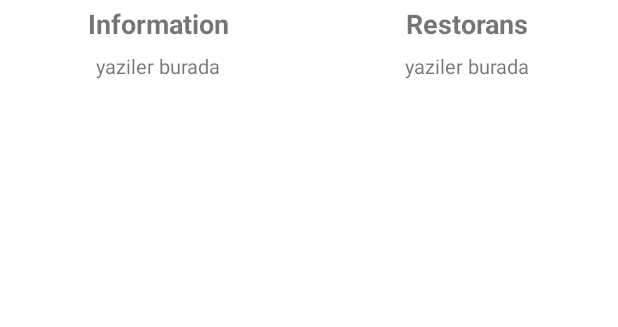
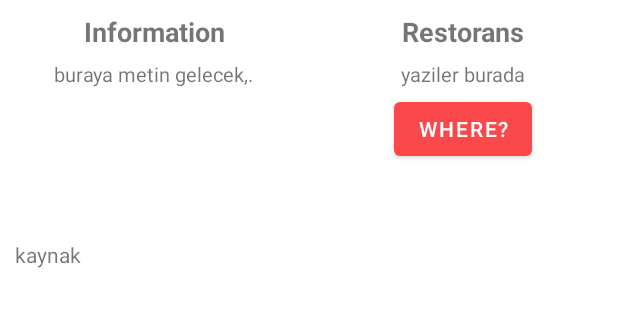
Before and after one commit to CihanEksiogluBloo/TuristUygulamasi, an Android app: the layout foods_recycler_row.xml on its own in the app's theme, with its tools: preview values and no code run, on a phone screen of 412 x 824 dp, the part 279-606 px from its top. Run offline under Robolectric (Android 15) with nearby library versions, the light colour scheme and no system bars.

Commit message:
Foods,Networks Updates

```diff
--- a/app/src/main/java/com/cihan/turistuygulamasi/Adapter/food_adapter.kt
+++ b/app/src/main/java/com/cihan/turistuygulamasi/Adapter/food_adapter.kt
@@ -26,6 +26,7 @@ class food_adapter(var yemeklistesi : ArrayList<Food>) : RecyclerView.Adapter<fo
         holder.itemView.yemekAdiID.text = yemeklistesi[position].yemekIsmi
         holder.itemView.yemekBilgiID.text = yemeklistesi[position].Bilgi
         holder.itemView.yemekRestoranID.text = yemeklistesi[position].restoran
+        holder.itemView.kaynakFoodID.text = yemeklistesi[position].kaynak
         Picasso.get().load(yemeklistesi[position].resimUrl).into(holder.itemView.yemekGorselID)
     }
 
--- a/app/src/main/java/com/cihan/turistuygulamasi/Model/Food.kt
+++ b/app/src/main/java/com/cihan/turistuygulamasi/Model/Food.kt
@@ -1,4 +1,4 @@
 package com.cihan.turistuygulamasi.Model
 
-class Food(val restoran : String, val yemekIsmi : String , val Bilgi : String, val resimUrl : String,val adres : String) {
+class Food(val restoran : String, val yemekIsmi : String , val Bilgi : String, val resimUrl : String,val adres : String, val kaynak : String) {
 }
--- a/app/src/main/java/com/cihan/turistuygulamasi/ViewModelAndFragments/ui/home/HomeViewModel.kt
+++ b/app/src/main/java/com/cihan/turistuygulamasi/ViewModelAndFragments/ui/home/HomeViewModel.kt
@@ -26,7 +26,7 @@ class HomeViewModel : ViewModel() {
 
 
     fun verileriAl(context: Context,collectionPathName : String) {
-
+        database.enableNetwork()
         database.collection(collectionPathName)
             .orderBy("Mekan")
             .addSnapshotListener { snapshot, exception ->
@@ -52,6 +52,8 @@ class HomeViewModel : ViewModel() {
                                 verilistesi.add(indirilenVeri)
                                 datalar.value = verilistesi
                                 progressBar.value = false
+                                database.disableNetwork()
+
 
                             }
 
@@ -59,7 +61,9 @@ class HomeViewModel : ViewModel() {
                         }
                     }
                 }
+
             }
 
     }
+
 }
--- a/app/src/main/java/com/cihan/turistuygulamasi/ViewModelAndFragments/ui/notifications/NotificationsViewModel.kt
+++ b/app/src/main/java/com/cihan/turistuygulamasi/ViewModelAndFragments/ui/notifications/NotificationsViewModel.kt
@@ -15,7 +15,7 @@ class NotificationsViewModel : ViewModel() {
 
 
     fun adviceVerileriAl(context: Context,collectionPathName : String) {
-
+        database.enableNetwork()
         database.collection(collectionPathName)
                 .orderBy("Advices")
                 .addSnapshotListener { snapshot, exception ->
@@ -37,6 +37,7 @@ class NotificationsViewModel : ViewModel() {
                                     verilistesi.add(indirilenVeri)
                                     datalar.value = verilistesi
                                     progressBar.value = false
+                                    database.disableNetwork()
 
                                 }
 
--- a/app/src/main/res/layout/foods_recycler_row.xml
+++ b/app/src/main/res/layout/foods_recycler_row.xml
@@ -1,74 +1,81 @@
 <?xml version="1.0" encoding="utf-8"?>
-<LinearLayout
-    xmlns:android="http://schemas.android.com/apk/res/android"
+<LinearLayout xmlns:android="http://schemas.android.com/apk/res/android"
     xmlns:app="http://schemas.android.com/apk/res-auto"
     android:layout_width="match_parent"
-    android:layout_height="315dp"
+    android:layout_height="wrap_content"
     android:orientation="vertical"
+    android:id="@+id/foodGlobalLayout"
 
 
     >
+
     <TextView
 
         android:id="@+id/yemekAdiID"
         android:layout_width="wrap_content"
         android:layout_height="25dp"
-        android:text="yemek isimi"
-        android:textStyle="bold"
-        android:textSize="18sp"
         android:layout_gravity="center"
         android:layout_margin="5dp"
+        android:text="yemek isimi"
+        android:textSize="18sp"
+        android:textStyle="bold"
 
 
         />
+
     <LinearLayout
         android:layout_width="match_parent"
         android:layout_height="150dp"
-        android:orientation="horizontal"
         android:layout_gravity="top"
-        >
+        android:orientation="horizontal">
 
 
         <ImageView
-            android:layout_gravity="bottom"
             android:id="@+id/yemekGorselID"
             android:layout_width="match_parent"
             android:layout_height="match_parent"
+            android:layout_gravity="bottom"
             app:srcCompat="@drawable/ic_launcher_background">
 
         </ImageView>
 
     </LinearLayout>
+
     <LinearLayout
         android:layout_width="match_parent"
         android:layout_height="150dp"
         android:layout_gravity="bottom"
-        android:orientation="horizontal"
-        >
+        android:orientation="horizontal">
+
         <LinearLayout
             android:layout_width="match_parent"
             android:layout_height="match_parent"
+            android:layout_weight="1"
             android:orientation="horizontal"
+
             >
+
             <LinearLayout
-                android:layout_width="wrap_content"
+                android:layout_width="match_parent"
                 android:layout_height="match_parent"
+                android:layout_margin="5dp"
                 android:layout_weight="1"
                 android:orientation="vertical"
 
 
                 >
+
                 <TextView
 
                     android:layout_width="wrap_content"
                     android:layout_height="wrap_content"
-                    android:text="Information"
                     android:layout_gravity="center"
                     android:layout_margin="3dp"
-                    android:textStyle="bold"
+                    android:text="Information"
+                    android:textSize="18sp"
 
 
-                    android:textSize="18sp"
+                    android:textStyle="bold"
 
                     />
 
@@ -76,55 +83,71 @@
                     android:id="@+id/yemekBilgiID"
                     android:layout_width="wrap_content"
                     android:layout_height="wrap_content"
-                    android:text="yaziler burada"
                     android:layout_gravity="center"
                     android:layout_margin="3dp"
+
+                    android:text="buraya metin gelecek,."
+
+
+                    android:textSize="13sp" />
+            </LinearLayout>
+
+            <LinearLayout
+                android:layout_width="match_parent"
+                android:layout_height="match_parent"
+                android:layout_margin="5dp"
+                android:layout_weight="1"
+                android:orientation="vertical"
+
+                >
+
+                <TextView
+                    android:layout_width="wrap_content"
+                    android:layout_height="wrap_content"
+                    android:layout_gravity="center"
+                    android:layout_margin="3dp"
+                    android:text="Restorans"
+                    android:textAlignment="center"
+                    android:textSize="18sp"
+                    android:textStyle="bold"
+
+                    />
+
+
+                <TextView
+                    android:id="@+id/yemekRestoranID"
+                    android:layout_width="wrap_content"
+                    android:layout_height="wrap_content"
+                    android:layout_gravity="center"
+                    android:layout_margin="3dp"
+                    android:text="yaziler burada"
 
 
                     android:textSize="13sp"
 
                     />
-            </LinearLayout>
-
-            <LinearLayout
-                android:layout_width="wrap_content"
-                android:layout_height="match_parent"
-                android:layout_weight="1"
-                android:orientation="vertical"
-
-                >
-                <TextView
-                    android:textAlignment="center"
+                <Button
                     android:layout_width="wrap_content"
                     android:layout_height="wrap_content"
-                    android:text="Restorans"
-                    android:textStyle="bold"
-                    android:textSize="18sp"
-                    android:layout_gravity="center"
-                    android:layout_margin="3dp"
-
-                    />
-                <TextView
-                    android:id="@+id/yemekRestoranID"
-                    android:layout_width="wrap_content"
-                    android:layout_height="wrap_content"
-                    android:text="yaziler burada"
-                    android:layout_gravity="center"
-                    android:layout_margin="3dp"
-
-
-                    android:textSize="13sp"
+                    android:text="where?"
+                    android:layout_gravity="bottom|center"
 
                     />
 
             </LinearLayout>
 
 
-
-
         </LinearLayout>
 
     </LinearLayout>
 
+    <TextView
+        android:id="@+id/kaynakFoodID"
+        android:layout_width="match_parent"
+        android:layout_height="wrap_content"
+        android:text="kaynak"
+        android:layout_margin="10dp"
+        />
 
-    </LinearLayout>
+
+</LinearLayout>
```
Also changed, not shown: app/src/main/java/com/cihan/turistuygulamasi/View/SehirSecmeMain.kt (+9 -0 lines), app/src/main/java/com/cihan/turistuygulamasi/ViewModelAndFragments/ui/dashboard/DashboardViewModel.kt (+6 -1 lines).
